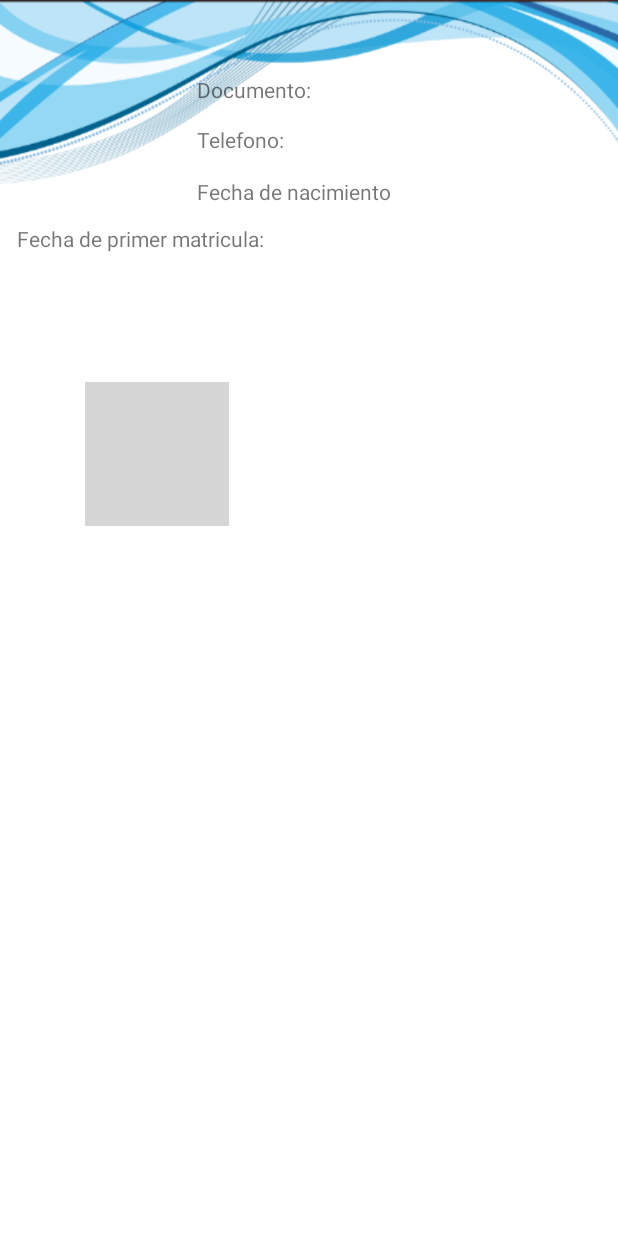
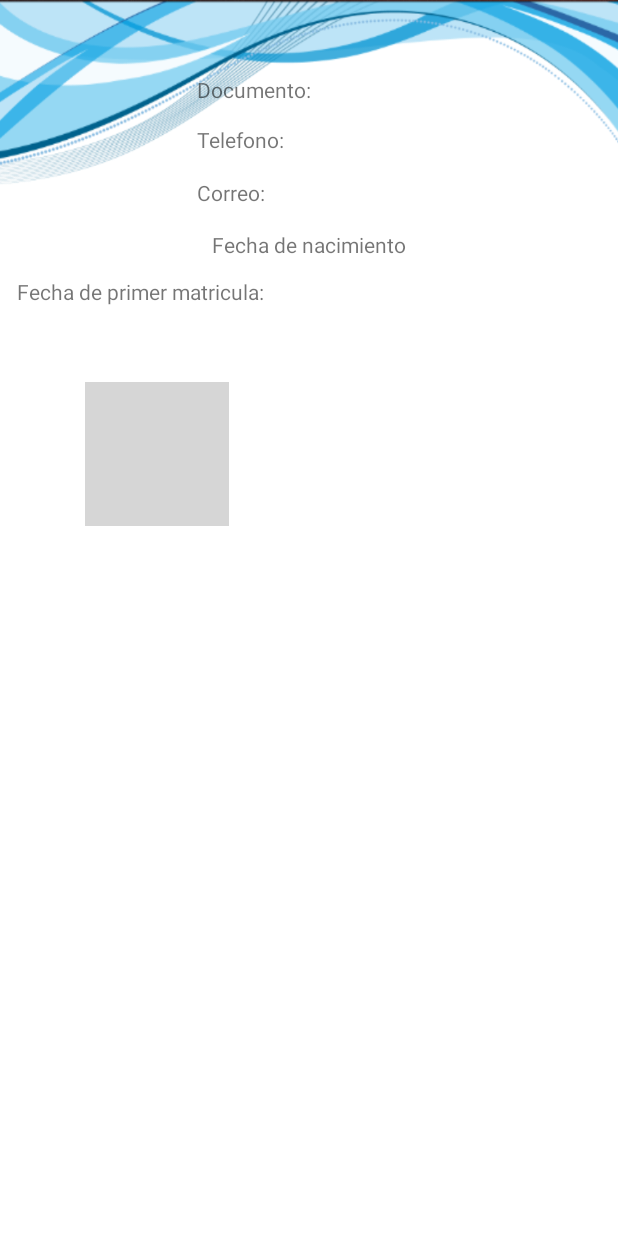
Before and after one commit to SASMartin/APPSAS, an Android app: the layout list_item_estudiante.xml on its own in the app's theme, with its tools: preview values and no code run, on a phone screen of 412 x 824 dp. Run offline under Robolectric (Android 15) with nearby library versions, the light colour scheme and no system bars; grey boxes are pictures that could not be loaded.

Commit message:
Correcion de list y comienso el fragment

```diff
--- a/app/src/main/res/layout/list_item_estudiante.xml
+++ b/app/src/main/res/layout/list_item_estudiante.xml
@@ -41,11 +41,10 @@
         android:id="@+id/textView10"
         android:layout_width="wrap_content"
         android:layout_height="wrap_content"
-        android:layout_alignLeft="@+id/textView3"
-        android:layout_alignStart="@+id/textView3"
-        android:layout_below="@+id/textView3"
         android:layout_marginTop="15dp"
-        android:text="@string/fechaNac" />
+        android:text="@string/fechaNac"
+        android:layout_below="@+id/textView17"
+        android:layout_centerHorizontal="true" />
 
     <TextView
         android:id="@+id/textView11"
@@ -104,4 +103,22 @@
         android:layout_alignBottom="@+id/textView11"
         android:layout_alignLeft="@+id/tv_nombre_est"
         android:layout_alignStart="@+id/tv_nombre_est" />
+
+    <TextView
+        android:id="@+id/textView17"
+        android:layout_width="wrap_content"
+        android:layout_height="wrap_content"
+        android:layout_alignLeft="@+id/textView3"
+        android:layout_alignStart="@+id/textView3"
+        android:layout_below="@+id/textView3"
+        android:layout_marginTop="16dp"
+        android:text="@string/correo" />
+
+    <TextView
+        android:id="@+id/tv_correo_est"
+        android:layout_width="wrap_content"
+        android:layout_height="wrap_content"
+        android:layout_alignTop="@+id/textView17"
+        android:layout_toEndOf="@+id/textView3"
+        android:layout_toRightOf="@+id/textView3" />
 </RelativeLayout>
```
Also changed, not shown: app/src/main/java/utec/edu/uy/appsas/EstudianteFragment.java (+4 -27 lines).
